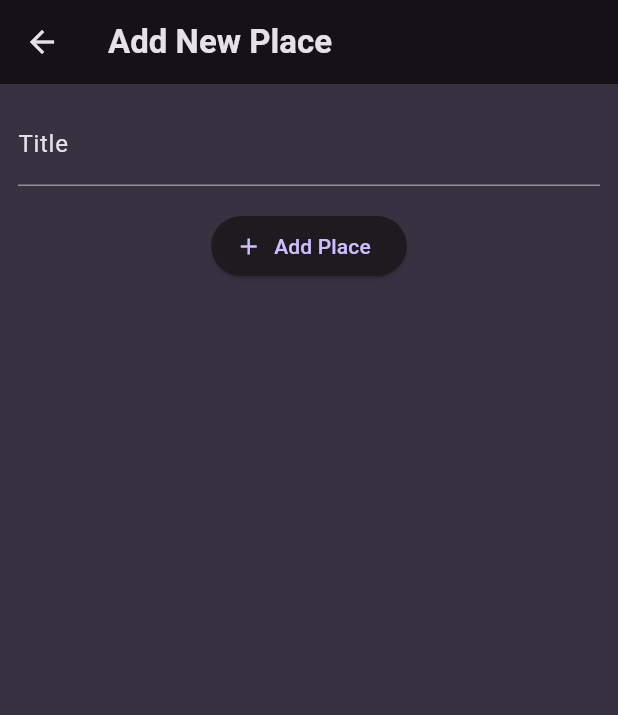
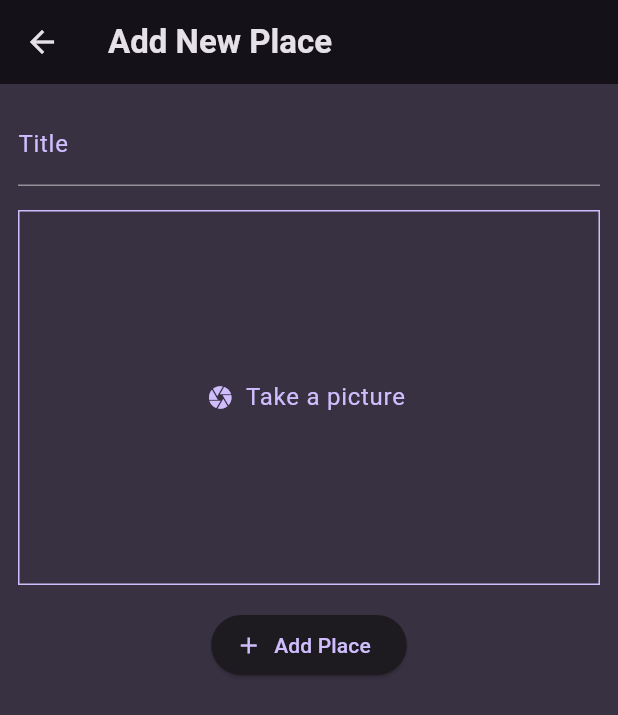
Before and after one commit to amrayman14/Favorite-Places, a Flutter app: the screen it shows after launch, after a tap on the "add" icon, on a phone screen of 412 x 824 dp. Shown: the top 715 px of the screen. Run offline on Flutter 3.47's test engine with Material 3 defaults, Android fonts, the phone set to English and light mode, and no system bars; our stand-ins replace flutter_riverpod, google_fonts, image_picker, riverpod.

Commit message:
first commit

```diff
--- a/lib/main.dart
+++ b/lib/main.dart
@@ -37,6 +37,7 @@ class MyApp extends StatelessWidget {
   @override
   Widget build(BuildContext context) {
     return MaterialApp(
+      debugShowCheckedModeBanner: false,
       title: 'Great Places',
       theme: theme,
       home: const PlacesScreen(),
--- a/lib/models/place.dart
+++ b/lib/models/place.dart
@@ -1,10 +1,13 @@
+import 'dart:io';
+
 import 'package:uuid/uuid.dart';
 
 const uuid =  Uuid();
 
 class Place {
-  Place({required this.title}) : id = uuid.v4();
+  Place({required this.title , required this.image}) : id = uuid.v4();
 
   final String id;
   final String title;
+  final File image;
 }
--- a/lib/providers/place_provider.dart
+++ b/lib/providers/place_provider.dart
@@ -9,4 +9,5 @@ class PlaceNotifier extends StateNotifier<List<Place>>{
   }
 }
 
-final placeProvider = StateNotifierProvider((ref) => PlaceNotifier());
+final placeProvider = StateNotifierProvider<PlaceNotifier , List<Place>>
+  ((ref) => PlaceNotifier());
--- a/lib/screens/new_item.dart
+++ b/lib/screens/new_item.dart
@@ -1,39 +1,71 @@
+import 'dart:io';
+
+import 'package:favorite_places/models/place.dart';
+import 'package:favorite_places/providers/place_provider.dart';
+import 'package:favorite_places/widgets/input_picture.dart';
 import 'package:flutter/material.dart';
+import 'package:flutter_riverpod/flutter_riverpod.dart';
 
-class AddNewItem extends StatefulWidget {
+class AddNewItem extends ConsumerStatefulWidget {
   const AddNewItem({super.key});
 
   @override
-  State<AddNewItem> createState() => _AddNewItemState();
+  ConsumerState<AddNewItem> createState() => _AddNewItemState();
 }
 
-class _AddNewItemState extends State<AddNewItem> {
-  var _titleController = TextEditingController();
+class _AddNewItemState extends ConsumerState<AddNewItem> {
+  final _titleController = TextEditingController();
+   File? _image;
+  void _saveItem() {
+    final enteredTitle = _titleController.text;
+    if (_image == null || enteredTitle.isEmpty) {
+      return;
+    } else {
+      ref.read(placeProvider.notifier).addPlace(Place(title: enteredTitle,
+          image: _image!));
+      Navigator.of(context).pop();
+    }
+  }
 
   @override
   void dispose() {
     _titleController.dispose();
     super.dispose();
   }
+
   @override
   Widget build(BuildContext context) {
     return Scaffold(
-      appBar: AppBar(title: const Text("Add New Place"),),
+      appBar: AppBar(
+        title: const Text("Add New Place"),
+      ),
       body: SingleChildScrollView(
         padding: const EdgeInsets.all(12),
         child: Column(
           children: [
             TextField(
               controller: _titleController,
-              decoration:  InputDecoration(
+              decoration: InputDecoration(
                 labelText: "Title",
-                labelStyle: TextStyle(color: Theme.of(context).colorScheme.onBackground)
+                labelStyle: TextStyle(
+                  color: Theme.of(context).colorScheme.primary,
+                ),
+              ),
+              style: Theme.of(context).textTheme.bodyLarge!.copyWith(
+                color: Theme.of(context).colorScheme.onBackground
               ),
             ),
+            const SizedBox(
+              height: 16,
+            ),
+             InputPicture(
+              onPickImage: (File image) {
+                _image = image;
+              },),
             const SizedBox(height: 16,),
             ElevatedButton.icon(
-                onPressed: (){},
-                icon: const Icon(Icons.add),
+              onPressed: _saveItem,
+              icon: const Icon(Icons.add),
               label: const Text("Add Place"),
             )
           ],
--- a/lib/screens/places.dart
+++ b/lib/screens/places.dart
@@ -1,13 +1,16 @@
 import 'package:favorite_places/widgets/places_list.dart';
 import 'package:flutter/material.dart';
+import 'package:flutter_riverpod/flutter_riverpod.dart';
 
+import '../providers/place_provider.dart';
 import 'new_item.dart';
 
-class PlacesScreen extends StatelessWidget {
+class PlacesScreen extends ConsumerWidget {
   const PlacesScreen({super.key});
 
   @override
-  Widget build(BuildContext context) {
+  Widget build(BuildContext context, WidgetRef ref) {
+    final userInput = ref.watch(placeProvider);
     return Scaffold(
       appBar: AppBar(
         title: const Text("Places List"),
@@ -22,7 +25,7 @@ class PlacesScreen extends StatelessWidget {
           )
         ],
       ),
-      body: PlacesList(places: [],),
+      body: PlacesList(places: userInput,),
     );
   }
 }
--- /dev/null
+++ b/lib/widgets/input_picture.dart
@@ -0,0 +1,62 @@
+import 'dart:io';
+
+import 'package:flutter/material.dart';
+import 'package:image_picker/image_picker.dart';
+
+class InputPicture extends StatefulWidget {
+  const InputPicture({super.key, required this.onPickImage});
+  final void Function(File image) onPickImage;
+
+  @override
+  State<InputPicture> createState() => _InputPictureState();
+}
+
+class _InputPictureState extends State<InputPicture> {
+
+  File? _selectedImage;
+
+  void _takePicture() async {
+    final imagePicker = ImagePicker();
+    final pickedImage = await imagePicker.pickImage(
+        source: ImageSource.camera , maxWidth: 600);
+    if (pickedImage == null){
+      return;
+    }
+    setState((){
+      _selectedImage = File(pickedImage.path);
+    });
+    widget.onPickImage(_selectedImage!);
+  }
+
+  @override
+  Widget build(BuildContext context) {
+    Widget content = TextButton.icon(
+      onPressed: _takePicture,
+      icon: const Icon(Icons.camera),
+      label:  Text("Take a picture",
+        style: Theme.of(context).textTheme.bodyLarge!.copyWith(
+            color: Theme.of(context).colorScheme.primary
+        ),
+      ),
+    );
+    if (_selectedImage != null){
+      content = GestureDetector(
+        onTap: _takePicture,
+          child: Image.file(_selectedImage!,
+            fit: BoxFit.cover,
+            width: double.infinity,
+            height: double.infinity,
+          ));
+    }
+    return  Container(
+      decoration: BoxDecoration(
+        border: Border.all(
+          color: Theme.of(context).colorScheme.primary
+        )
+      ),
+      height: 250,
+      width: double.infinity,
+      child: content
+    );
+  }
+}
--- a/pubspec.yaml
+++ b/pubspec.yaml
@@ -39,6 +39,7 @@ dependencies:
   uuid: ^4.4.0
   riverpod: ^2.5.1
   flutter_riverpod: ^2.5.1
+  image_picker: ^1.1.1
 
 dev_dependencies:
   flutter_test:
```
Also changed, not shown: lib/screens/place_detailed.dart (+30 -0 lines), lib/widgets/places_list.dart (+32 -14 lines), lib/widgets/input_location.dart (added), pubspec.lock, 5 other files.
